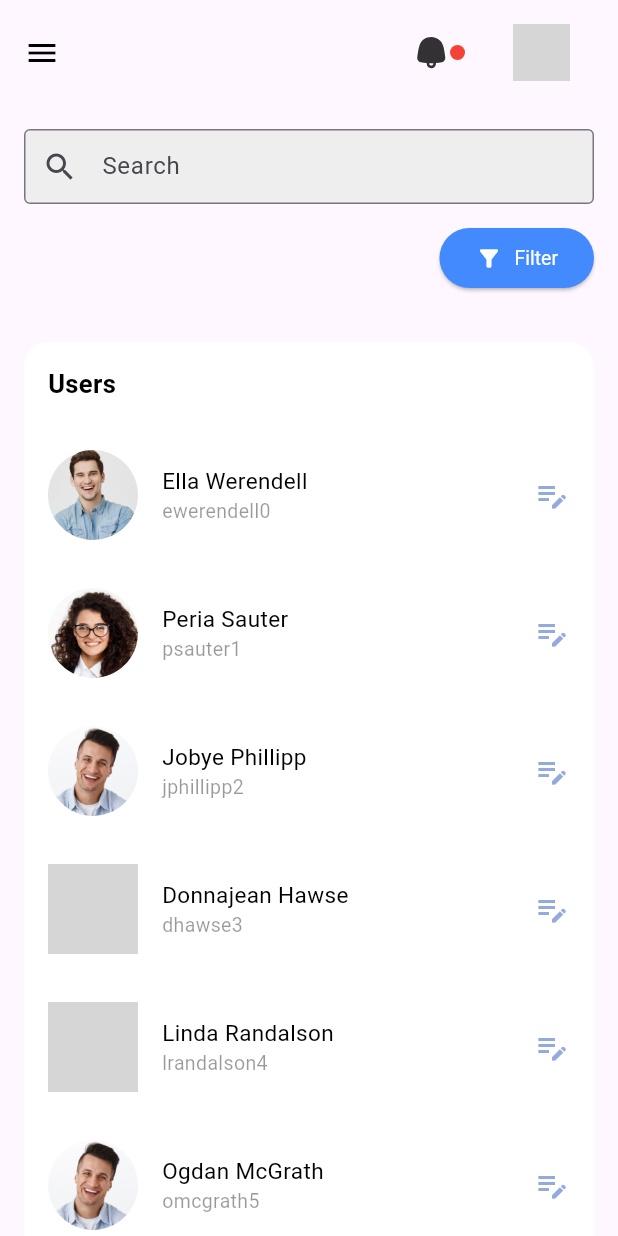
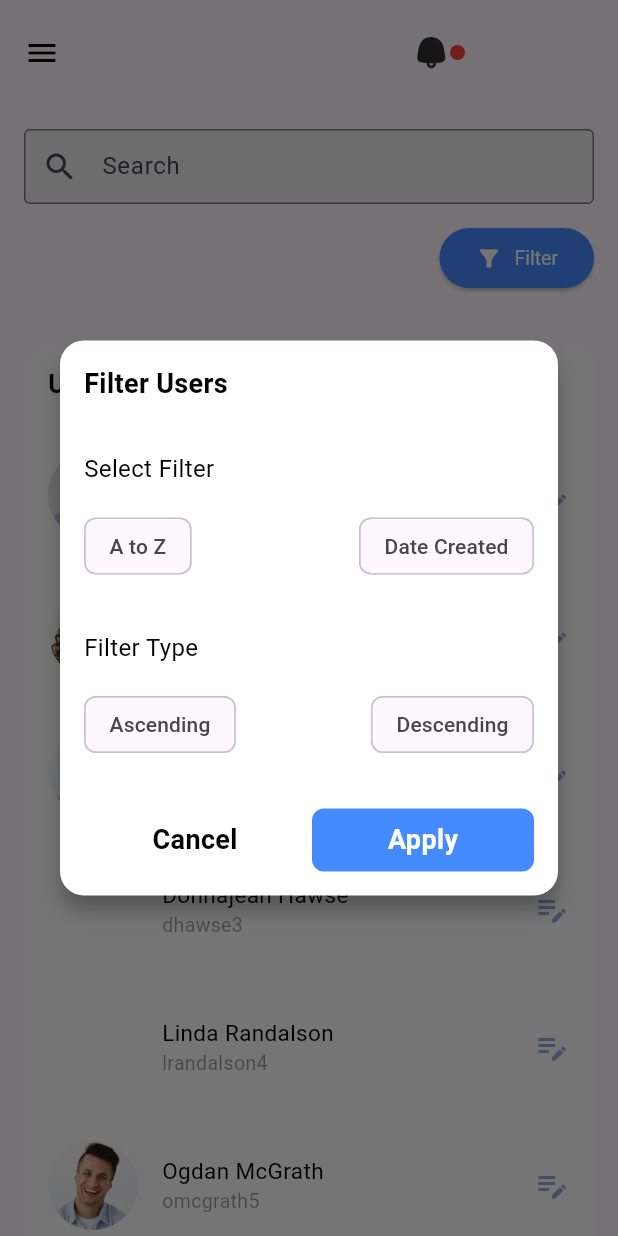
Before and after one commit to Aviral-Kaushik/Flick--Shopping-App, a Flutter app: the UsersListContent widget shown alone on an empty page, opened directly, after a tap on "Filter", on a phone screen of 412 x 824 dp. Run offline on Flutter 3.47's test engine with Material 3 defaults, Android fonts, the phone set to English and light mode, and no system bars; our stand-ins replace fl_chart, flutter_svg, google_nav_bar, line_awesome_flutter; missing offline and left inert: flutter_statusbarcolor_ns; grey boxes are pictures that could not be loaded.

Commit message:
Initial implementation of Filter User dialog on User List screen of admin panel

```diff
--- a/lib/admin_panel/components/usersListScreen/UsersListContent.dart
+++ b/lib/admin_panel/components/usersListScreen/UsersListContent.dart
@@ -1,4 +1,5 @@
 import 'package:flick/admin_panel/components/appbar/AdminAppBar.dart';
+import 'package:flick/admin_panel/components/widgets/dialogs/FilterUserDialog.dart';
 import 'package:flick/admin_panel/data/Data.dart';
 import 'package:flick/models/User.dart';
 import 'package:flick/utils/Colors.dart';
@@ -16,6 +17,7 @@ class _UsersListContentState extends State<UsersListContent> {
 
   late List<User> usersData;
   late int totalNumberOfUsers;
+  TextEditingController searchController = TextEditingController();
 
   @override
   void initState() {
@@ -24,7 +26,9 @@ class _UsersListContentState extends State<UsersListContent> {
     totalNumberOfUsers = 10;
   }
 
-  TextEditingController searchController = TextEditingController();
+  showFilterDialog() {
+    showDialog(context: context, builder: (BuildContext context) => FilterUserDialog());
+  }
 
   @override
   Widget build(BuildContext context) {
@@ -72,7 +76,7 @@ class _UsersListContentState extends State<UsersListContent> {
                     mainAxisAlignment: MainAxisAlignment.end,
                     children: [
                       ElevatedButton(onPressed: () {
-                        // TODO : Show Filter Dialog Box Here
+                        showFilterDialog();
                       },
                       style: ButtonStyle(
                           backgroundColor: MaterialStateProperty.resolveWith((states) {
--- /dev/null
+++ b/lib/admin_panel/components/widgets/dialogs/FilterUserDialog.dart
@@ -0,0 +1,181 @@
+import 'package:flick/utils/Colors.dart';
+import 'package:flick/utils/Constants.dart';
+import 'package:flutter/material.dart';
+
+class FilterUserDialog extends StatefulWidget {
+  const FilterUserDialog({super.key});
+
+  @override
+  State<FilterUserDialog> createState() => _FilterUserDialogState();
+}
+
+class _FilterUserDialogState extends State<FilterUserDialog> {
+  @override
+  Widget build(BuildContext context) {
+    return Dialog(
+      shape: RoundedRectangleBorder(
+          borderRadius: BorderRadius.circular(appPadding)),
+      elevation: 0.0,
+      backgroundColor: Colors.transparent,
+      child: filterUserDialogContent(),
+    );
+  }
+
+  filterUserDialogContent() {
+    bool isAToZChipSelected = false;
+    bool isDateCreatedChipSelected = false;
+    bool isAscendingChipSelected = false;
+    bool isDescendingChipSelected = false;
+
+    return Container(
+      padding: const EdgeInsets.all(appPadding),
+
+      decoration: BoxDecoration(
+          color: whiteColor,
+          shape: BoxShape.rectangle,
+          borderRadius: BorderRadius.circular(appPadding),
+          boxShadow: const [
+            BoxShadow(
+                color: Colors.black26,
+                blurRadius: 10.0,
+                offset: Offset(0.0, 10.0))
+          ]),
+
+      child: Column(
+        mainAxisSize: MainAxisSize.min,
+        mainAxisAlignment: MainAxisAlignment.start,
+        crossAxisAlignment: CrossAxisAlignment.start,
+        children: [
+
+          const Text(
+            "Filter Users",
+            style: TextStyle(
+                fontWeight: FontWeight.w600, fontSize: 18, color: textColor),
+          ),
+
+          const SizedBox(
+            height: appPadding * 2,
+          ),
+
+          const Text(
+            "Select Filter",
+            style: TextStyle(fontSize: 16, color: textColor),
+          ),
+
+          const SizedBox(
+            height: appPadding,
+          ),
+
+          Row(
+            mainAxisAlignment: MainAxisAlignment.spaceBetween,
+            children: [
+
+              FilterChip(
+                label: const Text("A to Z"),
+                selected: isAToZChipSelected,
+                onSelected: (bool value) {
+                  isAToZChipSelected = value;
+                  setState() {}
+                },
+                selectedColor: Colors.greenAccent,
+                selectedShadowColor: Colors.greenAccent.withOpacity(0.3),
+              ),
+
+              FilterChip(
+                label: const Text("Date Created"),
+                selected: isDateCreatedChipSelected,
+                onSelected: (bool value) {
+                  isDateCreatedChipSelected = value;
+                  setState() {}
+                },
+                selectedColor: Colors.greenAccent,
+                selectedShadowColor: Colors.greenAccent.withOpacity(0.3),
+              ),
+            ],
+          ),
+
+          const SizedBox(
+            height: appPadding * 2,
+          ),
+
+          const Text(
+            "Filter Type",
+            style: TextStyle(fontSize: 16, color: textColor),
+          ),
+
+          const SizedBox(
+            height: appPadding,
+          ),
+
+          Row(
+            mainAxisAlignment: MainAxisAlignment.spaceBetween,
+            children: [
+
+              FilterChip(
+                label: const Text("Ascending"),
+                selected: isAscendingChipSelected,
+                onSelected: (bool value) {
+                  isAscendingChipSelected = value;
+                  setState() {}
+                },
+                selectedColor: Colors.greenAccent,
+                selectedShadowColor: Colors.greenAccent.withOpacity(0.3),
+              ),
+
+              FilterChip(
+                label: const Text("Descending"),
+                selected: isDescendingChipSelected,
+                onSelected: (bool value) {
+                  isDescendingChipSelected = value;
+                  setState() {}
+                },
+                selectedColor: Colors.greenAccent,
+                selectedShadowColor: Colors.greenAccent.withOpacity(0.3),
+              ),
+            ],
+          ),
+
+          const SizedBox(
+            height: appPadding * 2,
+          ),
+          Row(
+            children: [
+
+              const Expanded(
+                  child: Center(
+                    child: Text(
+                      "Cancel",
+                      style: TextStyle(
+                          color: textColor,
+                          fontSize: 18,
+                          fontWeight: FontWeight.w600),
+                    ),
+              )),
+
+              const SizedBox(
+                width: 4,
+              ),
+
+              Expanded(
+                  child: Container(
+                    padding: const EdgeInsets.symmetric(vertical: appPadding / 2),
+                      decoration: BoxDecoration(
+                        color: Colors.blueAccent,
+                        borderRadius: BorderRadius.circular(appPadding / 2)),
+                    child: Center(
+                      child: Text(
+                        "Apply",
+                        style: TextStyle(
+                            color: whiteTextColor,
+                            fontSize: 18,
+                            fontWeight: FontWeight.w600),
+                      ),
+                    )),
+              )
+            ],
+          )
+        ],
+      ),
+    );
+  }
+}
--- /dev/null
+++ b/lib/admin_panel/helper/UserFilter.dart
@@ -0,0 +1,10 @@
+class UserFilter {
+
+  UserFilter(
+      this.filterName,
+      this.filterInAscendingOrder
+      );
+
+  String filterName;
+  bool filterInAscendingOrder;
+}
```
